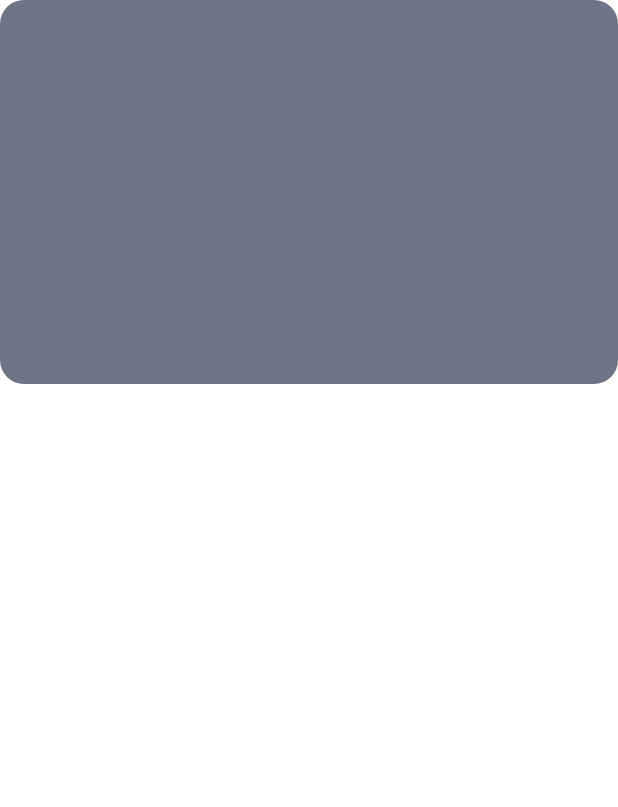
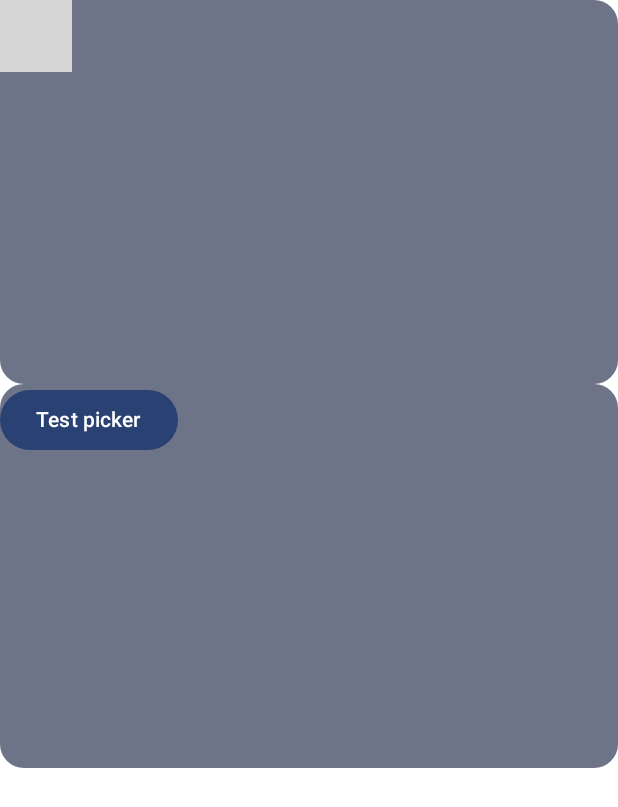
Before and after one commit to Iliano101/chrono-calcul-mobile, an Android app built with Jetpack Compose: the @Preview function GreetingPreview, on a phone screen of 412 x 824 dp. Shown: the top 807 px of the screen. Run offline under Robolectric (Android 15) with nearby library versions, the phone set to English and light mode, and no system bars; libraries missing offline, so code that uses them is left out: com.vanpra.composematerialdialogs; 2 statements that could not run were skipped; grey boxes are pictures that could not be loaded.

Commit message:
Start of timer picker

```diff
--- a/app/build.gradle.kts
+++ b/app/build.gradle.kts
@@ -1,6 +1,8 @@
 plugins {
     alias(libs.plugins.android.application)
     alias(libs.plugins.jetbrains.kotlin.android)
+    alias(libs.plugins.compose.compiler)
+
 }
 
 android {
@@ -67,4 +69,6 @@ dependencies {
     androidTestImplementation(libs.androidx.ui.test.junit4)
     debugImplementation(libs.androidx.ui.tooling)
     debugImplementation(libs.androidx.ui.test.manifest)
+
+    implementation(libs.datetime)
 }
--- a/app/src/main/java/com/iliano/chrono_calcul_mobile/core/Constants.kt
+++ b/app/src/main/java/com/iliano/chrono_calcul_mobile/core/Constants.kt
@@ -1,8 +1,7 @@
 package com.iliano.chrono_calcul_mobile.core
 
 object Constants {
-    val UPDATE_DELAY = 1000L
+    const val UPDATE_DELAY = 1000L
 
-    val MINUTES_IN_HOUR = 60
-
+    const val MINUTES_IN_HOUR = 60
 }
--- a/app/src/main/java/com/iliano/chrono_calcul_mobile/models/Calculation.kt
+++ b/app/src/main/java/com/iliano/chrono_calcul_mobile/models/Calculation.kt
@@ -3,12 +3,15 @@ package com.iliano.chrono_calcul_mobile.models
 import java.time.Duration
 import java.time.LocalTime
 
-
 data class Calculation(
     private var _targetTime: LocalTime = LocalTime.now()
 ) {
-    fun setTargetTime(hours: Int, minutes: Int) {
+    fun setTargetTimeByInt(hours: Int, minutes: Int) {
         _targetTime = LocalTime.of(hours, minutes)
+    }
+
+    fun setTargetTimeByLocalTime(localTime: LocalTime) {
+        _targetTime = localTime
     }
 
     val duration: Duration
@@ -16,7 +19,7 @@ data class Calculation(
             val currentTime = LocalTime.now()
 
             if (_targetTime.isBefore(currentTime)) {
-                throw Exception("The target time is before the current time")
+                throw Exception()
             }
 
             return Duration.between(currentTime, _targetTime)
--- a/app/src/main/java/com/iliano/chrono_calcul_mobile/ui/screens/calculator/CalculatorScreen.kt
+++ b/app/src/main/java/com/iliano/chrono_calcul_mobile/ui/screens/calculator/CalculatorScreen.kt
@@ -7,6 +7,7 @@ import androidx.compose.foundation.layout.Column
 import androidx.compose.foundation.layout.height
 import androidx.compose.foundation.layout.width
 import androidx.compose.foundation.shape.RoundedCornerShape
+import androidx.compose.material3.Button
 import androidx.compose.material3.MaterialTheme
 import androidx.compose.material3.Text
 import androidx.compose.runtime.Composable
@@ -14,11 +15,19 @@ import androidx.compose.ui.Alignment
 import androidx.compose.ui.Modifier
 import androidx.compose.ui.draw.clip
 import androidx.compose.ui.unit.dp
+import androidx.compose.ui.window.DialogProperties
 import androidx.lifecycle.compose.collectAsStateWithLifecycle
+import com.vanpra.composematerialdialogs.MaterialDialog
+import com.vanpra.composematerialdialogs.datetime.time.timepicker
+import com.vanpra.composematerialdialogs.rememberMaterialDialogState
+import java.time.LocalTime
 
 @Composable
 fun CalculatorScreen(calculatorViewModel: CalculatorViewModel = CalculatorViewModel()) {
     val uiStateValue = calculatorViewModel.uiState.collectAsStateWithLifecycle().value
+
+    val timeDialogState = rememberMaterialDialogState()
+
 
     Column(
         horizontalAlignment = Alignment.CenterHorizontally,
@@ -34,5 +43,39 @@ fun CalculatorScreen(calculatorViewModel: CalculatorViewModel = CalculatorViewMo
         ) {
             Text(text = uiStateValue.displayText)
         }
+
+        Box(
+            modifier = Modifier
+                .height(256.dp)
+                .width(512.dp)
+                .clip(RoundedCornerShape(16.dp))
+                .background(MaterialTheme.colorScheme.secondaryContainer)
+
+        ) {
+            Button(onClick = {
+                timeDialogState.show()
+            }) {
+                Text(text = "Test picker")
+            }
+        }
+    }
+
+    MaterialDialog(
+        dialogState = timeDialogState,
+        properties = DialogProperties(
+            dismissOnBackPress = true,
+            dismissOnClickOutside = true,
+        ),
+        backgroundColor = MaterialTheme.colorScheme.background,
+        buttons = { positiveButton(text = "Ok") },
+    ) {
+        this.timepicker(
+            initialTime = LocalTime.now(),
+            title = "title test",
+            is24HourClock = true
+            //  timeRange = LocalTime.now()..LocalTime.MIDNIGHT
+        ) {
+            calculatorViewModel.updateTargetTimeWithLocalTime(it)
+        }
     }
 }
--- a/app/src/main/java/com/iliano/chrono_calcul_mobile/ui/screens/calculator/CalculatorState.kt
+++ b/app/src/main/java/com/iliano/chrono_calcul_mobile/ui/screens/calculator/CalculatorState.kt
@@ -3,6 +3,6 @@ package com.iliano.chrono_calcul_mobile.ui.screens.calculator
 import com.iliano.chrono_calcul_mobile.models.Calculation
 
 data class CalculatorState(
-    val calcul: Calculation = Calculation(),
-    val displayText: String = ""
+    val calculation: Calculation = Calculation(),
+    val displayText: String = String(),
 )
--- a/app/src/main/java/com/iliano/chrono_calcul_mobile/ui/screens/calculator/CalculatorViewModel.kt
+++ b/app/src/main/java/com/iliano/chrono_calcul_mobile/ui/screens/calculator/CalculatorViewModel.kt
@@ -9,6 +9,7 @@ import kotlinx.coroutines.flow.MutableStateFlow
 import kotlinx.coroutines.flow.asStateFlow
 import kotlinx.coroutines.flow.update
 import kotlinx.coroutines.launch
+import java.time.LocalTime
 
 class CalculatorViewModel : ViewModel() {
     private val _uiState = MutableStateFlow(CalculatorState())
@@ -24,14 +25,17 @@ class CalculatorViewModel : ViewModel() {
         }
     }
 
+    fun updateTargetTimeWithLocalTime(localTime: LocalTime) {
+        _uiState.value.calculation.setTargetTimeByLocalTime(localTime)
+        updateResult()
+    }
+
+
     private fun updateResult() {
-        TODO("UPDATE")
-        _uiState.value.calcul.setTargetTime(23, 0)
-
         try {
             _uiState.update {
                 _uiState.value.copy(
-                    displayText = _uiState.value.calcul.duration.toFormatedString()
+                    displayText = _uiState.value.calculation.duration.toFormatedString()
                 )
             }
         } catch (ex: Exception) {
--- a/build.gradle.kts
+++ b/build.gradle.kts
@@ -2,4 +2,6 @@
 plugins {
     alias(libs.plugins.android.application) apply false
     alias(libs.plugins.jetbrains.kotlin.android) apply false
+    alias(libs.plugins.compose.compiler) apply false
+
 }
```
Also changed, not shown: gradle/libs.versions.toml (+7 -4 lines).
